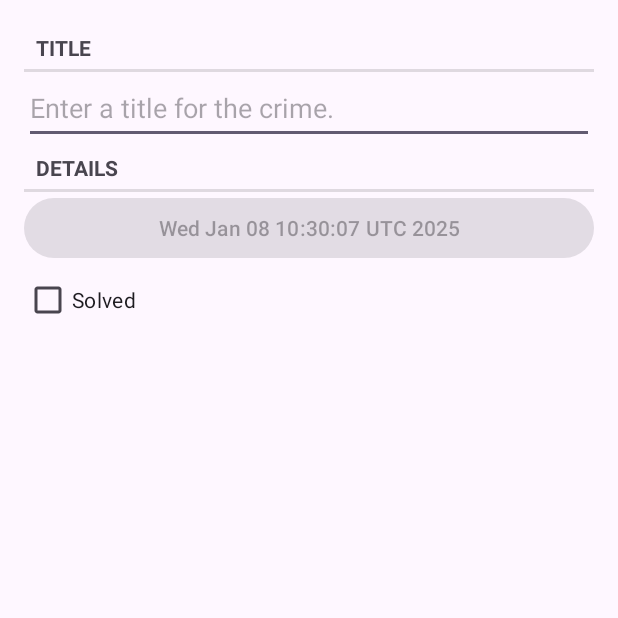
After one commit to allll-dot/Android_lab6, an Android app: the fragment CrimeFragment shown on its own in the app's theme, on a phone screen of 412 x 824 dp, the top half of it. The commit adds this screen. Run offline under Robolectric (Android 15) with nearby library versions, the phone set to English and light mode, and no system bars.

Commit message:
Create UI CrimeFragment

```diff
--- /dev/null
+++ b/app/src/main/java/com/example/alab6/CrimeFragment.kt
@@ -0,0 +1,65 @@
+package com.example.alab6
+
+import android.os.Bundle
+import android.text.Editable
+import android.text.TextWatcher
+import android.view.LayoutInflater
+import android.view.View
+import android.view.ViewGroup
+import android.widget.Button
+import android.widget.CheckBox
+import android.widget.EditText
+import androidx.fragment.app.Fragment
+
+class CrimeFragment : Fragment() {
+    private lateinit var crime: Crime
+    private lateinit var titleField: EditText
+    private lateinit var dateButton: Button
+    private lateinit var solvedCheckBox: CheckBox
+
+    override fun onCreate(savedInstanceState: Bundle?) {
+        super.onCreate(savedInstanceState)
+        crime = Crime()
+    }
+
+    override fun onCreateView(inflater: LayoutInflater, container: ViewGroup?, savedInstanceState: Bundle?): View? {
+        val view = inflater.inflate(R.layout.fragment_crime, container, false)
+
+        titleField = view.findViewById(R.id.crime_title) as EditText
+        dateButton = view.findViewById(R.id.crime_date) as Button
+        solvedCheckBox = view.findViewById(R.id.crime_solved) as CheckBox
+
+        dateButton.apply {
+            text = crime.date.toString()
+            isEnabled = false
+        }
+
+        return view
+    }
+
+    override fun onStart() {
+        super.onStart()
+        val titleWatcher = object : TextWatcher {
+            override fun beforeTextChanged(sequence: CharSequence?, start: Int, count: Int, after: Int) {
+
+            }
+
+            override fun onTextChanged(sequence: CharSequence?, start: Int, before: Int, count: Int) {
+                crime.title = sequence.toString()
+            }
+
+            override fun afterTextChanged(
+                sequence: Editable?
+            ) {
+
+            }
+        }
+
+        titleField.addTextChangedListener(titleWatcher)
+        solvedCheckBox.apply {
+            setOnCheckedChangeListener { _, isChecked ->
+                crime.isSolved = isChecked
+            }
+        }
+    }
+}
--- /dev/null
+++ b/app/src/main/res/layout/fragment_crime.xml
@@ -0,0 +1,34 @@
+<?xml version="1.0" encoding="utf-8"?>
+<LinearLayout xmlns:android="http://schemas.android.com/apk/res/android"
+    xmlns:tools="http://schemas.android.com/tools"
+    android:orientation="vertical"
+    android:layout_width="match_parent"
+    android:layout_height="match_parent"
+    android:layout_margin="16dp">
+    <TextView
+        style="?android:listSeparatorTextViewStyle"
+        android:layout_width="match_parent"
+        android:layout_height="wrap_content"
+        android:text="@string/crime_title_label"/>
+    <EditText
+        android:id="@+id/crime_title"
+        android:layout_width="match_parent"
+        android:layout_height="wrap_content"
+        android:hint="@string/crime_title_hint"
+        android:minHeight="48dp" />
+    <TextView
+        style="?android:listSeparatorTextViewStyle"
+        android:layout_width="match_parent"
+        android:layout_height="wrap_content"
+        android:text="@string/crime_details_label"/>
+    <Button
+        android:id="@+id/crime_date"
+        android:layout_width="match_parent"
+        android:layout_height="wrap_content"
+        tools:text="Wed Nov 14 11:56 EST 2018"/>
+    <CheckBox
+        android:id="@+id/crime_solved"
+        android:layout_width="match_parent"
+        android:layout_height="wrap_content"
+        android:text="@string/crime_solved_label"/>
+</LinearLayout>
--- a/app/src/main/res/values/strings.xml
+++ b/app/src/main/res/values/strings.xml
@@ -1,3 +1,7 @@
 <resources>
     <string name="app_name">Alab6</string>
+    <string name="crime_title_hint">Enter a title for the crime.</string>
+    <string name="crime_title_label">Title</string>
+    <string name="crime_details_label">Details</string>
+    <string name="crime_solved_label">Solved</string>
 </resources>
```
